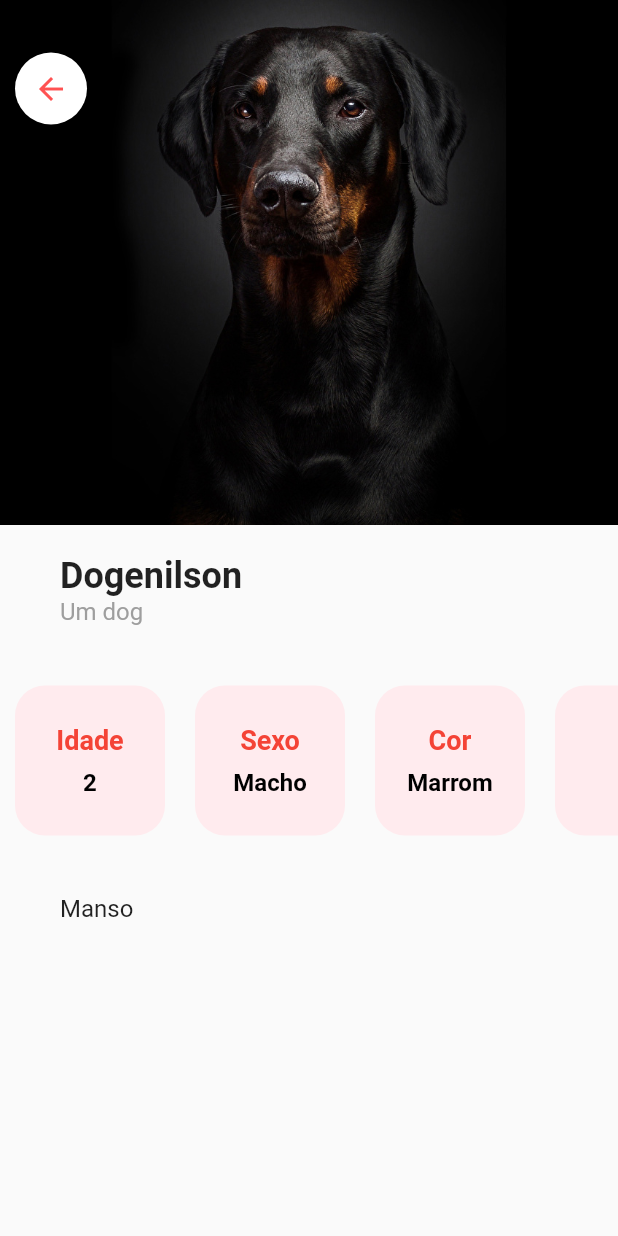
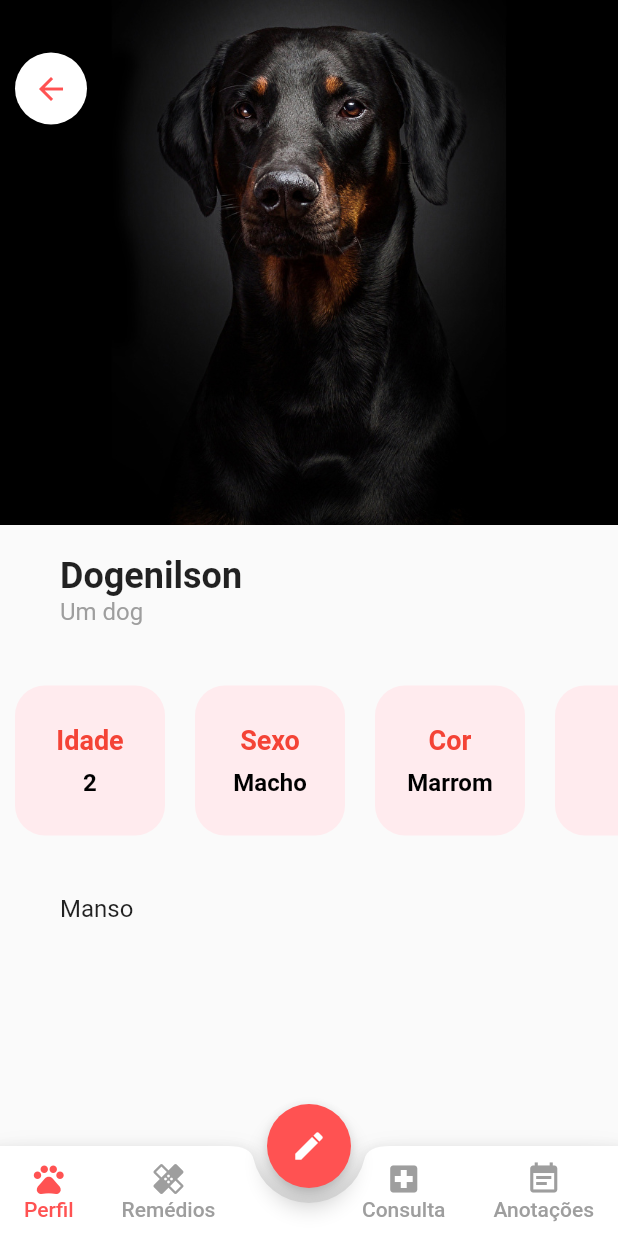
Before and after one commit to MartinsMessias/lifepet-dart-flutter, a Flutter app: the screen it shows after launch, after a tap on "Dogenilson", on a phone screen of 412 x 824 dp. Run offline on Flutter 3.47's test engine with Material 2 defaults, Android fonts, the phone set to English and light mode, and no system bars; Roboto replaces fonts that are missing (Montserrat).

Commit message:
Implementação bottomNavigationBar

```diff
--- a/lib/screens/pet/perfil_pet_screen.dart
+++ b/lib/screens/pet/perfil_pet_screen.dart
@@ -3,6 +3,7 @@ import 'package:flutter/material.dart';
 import 'package:flutter/painting.dart';
 import 'package:flutter/rendering.dart';
 import 'package:lifepetapp/models/pet_model.dart';
+import 'package:lifepetapp/widgets/custom_navbar.dart';
 
 class PerfilPetScreen extends StatelessWidget {
   final Pet pet;
@@ -144,8 +145,17 @@ class PerfilPetScreen extends StatelessWidget {
                 maxLines: 3,
                 overflow: TextOverflow.ellipsis,
               ),
-            )
+            ),
           ],
+        ),
+      ),
+      bottomNavigationBar: CustomNavbar(),
+      floatingActionButtonLocation: FloatingActionButtonLocation.centerDocked,
+      floatingActionButton: FloatingActionButton(
+        onPressed: (){},
+        backgroundColor: Colors.redAccent,
+        child: Icon(
+          Icons.edit,
         ),
       ),
     );
--- /dev/null
+++ b/lib/widgets/custom_navbar.dart
@@ -0,0 +1,130 @@
+import 'package:flutter/cupertino.dart';
+import 'package:flutter/material.dart';
+
+class CustomNavbar extends StatefulWidget {
+  int paginaAberta = 0;
+
+  @override
+  _CustomNavbarState createState() => _CustomNavbarState();
+}
+
+class _CustomNavbarState extends State<CustomNavbar> {
+
+  @override
+  Widget build(BuildContext context) {
+    return BottomAppBar(
+      shape: CircularNotchedRectangle(),
+      notchMargin: 10,
+      child: Container(
+        height: 60,
+        child: Row(
+          mainAxisAlignment: MainAxisAlignment.spaceBetween,
+          children: <Widget>[
+            Row(
+              crossAxisAlignment: CrossAxisAlignment.start,
+              children: <Widget>[
+                MaterialButton(
+                  minWidth: 40,
+                  onPressed: (){
+                    setState(() {
+                      widget.paginaAberta = 0;
+                    });
+                  },
+                  child: Column(
+                    mainAxisAlignment: MainAxisAlignment.center,
+                    children: <Widget>[
+                      Icon(
+                        Icons.pets,
+                        color: widget.paginaAberta == 0 ? Colors.redAccent : Colors.grey,
+                      ),
+                      Text(
+                        'Perfil',
+                        style: TextStyle(
+                          color: widget.paginaAberta == 0 ? Colors.redAccent : Colors.grey,
+                        ),
+                      )
+                    ],
+                  ),
+                ),
+                MaterialButton(
+                  minWidth: 40,
+                  onPressed: (){
+                    setState(() {
+                      widget.paginaAberta = 1;
+                    });
+                  },
+                  child: Column(
+                    mainAxisAlignment: MainAxisAlignment.center,
+                    children: <Widget>[
+                      Icon(
+                        Icons.healing,
+                        color: widget.paginaAberta == 1 ? Colors.redAccent : Colors.grey,
+                      ),
+                      Text(
+                        'Remédios',
+                        style: TextStyle(
+                            color: widget.paginaAberta == 1 ? Colors.redAccent : Colors.grey,
+                        ),
+                      )
+                    ],
+                  ),
+                ),
+              ],
+            ),
+            Row(
+              crossAxisAlignment: CrossAxisAlignment.start,
+              children: <Widget>[
+                MaterialButton(
+                  minWidth: 40,
+                  onPressed: (){
+                    setState(() {
+                      widget.paginaAberta = 2;
+                    });
+                  },
+                  child: Column(
+                    mainAxisAlignment: MainAxisAlignment.center,
+                    children: <Widget>[
+                      Icon(
+                        Icons.local_hospital,
+                        color: widget.paginaAberta == 2 ? Colors.redAccent : Colors.grey,
+                      ),
+                      Text(
+                        'Consulta',
+                        style: TextStyle(
+                            color: widget.paginaAberta == 2? Colors.redAccent : Colors.grey,
+                        ),
+                      )
+                    ],
+                  ),
+                ),
+                MaterialButton(
+                  minWidth: 40,
+                  onPressed: (){
+                    setState(() {
+                      widget.paginaAberta = 3;
+                    });
+                  },
+                  child: Column(
+                    mainAxisAlignment: MainAxisAlignment.center,
+                    children: <Widget>[
+                      Icon(
+                        Icons.event_note,
+                        color: widget.paginaAberta == 3 ? Colors.redAccent : Colors.grey,
+                      ),
+                      Text(
+                        'Anotações',
+                        style: TextStyle(
+                            color: widget.paginaAberta == 3 ? Colors.redAccent : Colors.grey,
+                        ),
+                      )
+                    ],
+                  ),
+                ),
+              ],
+            )
+          ],
+        ),
+      ),
+    );
+  }
+}
```
